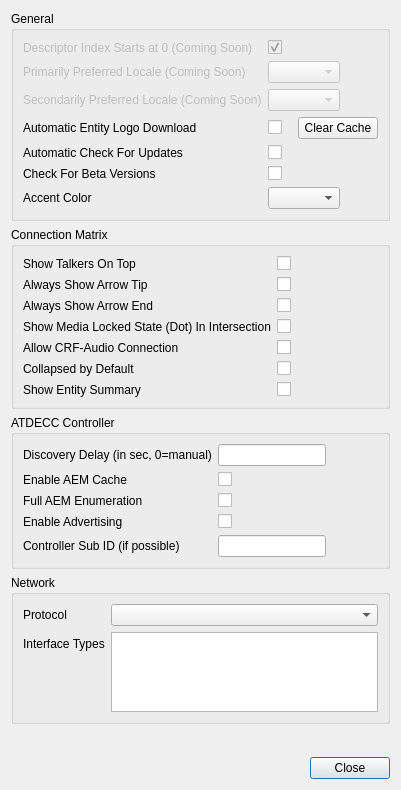
Above: src/settingsDialog.ui from christophe-calmejane/Hive before the change. Below: the same form after it.
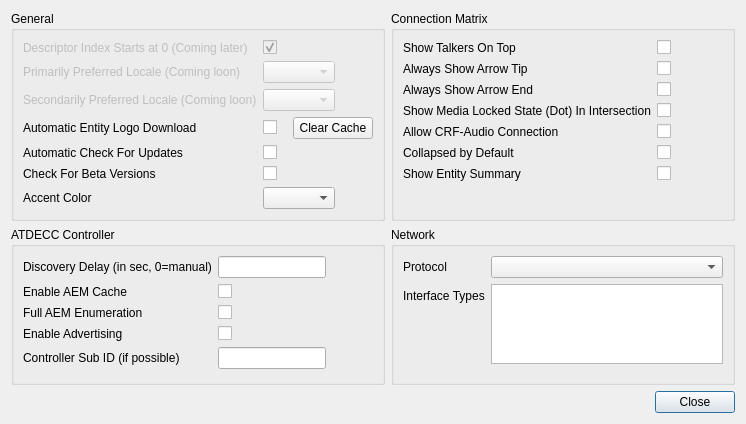
That is the form after the change. Custom widgets are drawn as their Qt base class.

Commit message: Updated settings dialog to fix on smaller screens

```diff
--- a/src/settingsDialog.ui
+++ b/src/settingsDialog.ui
@@ -6,8 +6,8 @@
    <rect>
     <x>0</x>
     <y>0</y>
-    <width>383</width>
-    <height>790</height>
+    <width>746</width>
+    <height>424</height>
    </rect>
   </property>
   <property name="sizePolicy">
@@ -25,8 +25,8 @@
   <property name="windowTitle">
    <string>Dialog</string>
   </property>
-  <layout class="QVBoxLayout" name="verticalLayout">
-   <item>
+  <layout class="QGridLayout" name="gridLayout_2">
+   <item row="0" column="0">
     <widget class="QGroupBox" name="groupBox">
      <property name="title">
       <string>General</string>
@@ -41,7 +41,7 @@
          <bool>false</bool>
         </property>
         <property name="text">
-         <string>Descriptor Index Starts at 0 (Coming Soon)</string>
+         <string>Descriptor Index Starts at 0 (Coming later)</string>
         </property>
        </widget>
       </item>
@@ -61,7 +61,7 @@
          <bool>false</bool>
         </property>
         <property name="text">
-         <string>Primarily Preferred Locale (Coming Soon)</string>
+         <string>Primarily Preferred Locale (Coming loon)</string>
         </property>
        </widget>
       </item>
@@ -78,7 +78,7 @@
          <bool>false</bool>
         </property>
         <property name="text">
-         <string>Secondarily Preferred Locale (Coming Soon)</string>
+         <string>Secondarily Preferred Locale (Coming loon)</string>
         </property>
        </widget>
       </item>
@@ -149,7 +149,7 @@
      </layout>
     </widget>
    </item>
-   <item>
+   <item row="0" column="1">
     <widget class="QGroupBox" name="groupBox_4">
      <property name="title">
       <string>Connection Matrix</string>
@@ -234,7 +234,7 @@
      </layout>
     </widget>
    </item>
-   <item>
+   <item row="1" column="0">
     <widget class="QGroupBox" name="groupBox_2">
      <property name="title">
       <string>ATDECC Controller</string>
@@ -323,7 +323,7 @@
      </layout>
     </widget>
    </item>
-   <item>
+   <item row="1" column="1">
     <widget class="QGroupBox" name="groupBox_3">
      <property name="title">
       <string>Network</string>
@@ -368,20 +368,7 @@
      </layout>
     </widget>
    </item>
-   <item>
-    <spacer name="verticalSpacer">
-     <property name="orientation">
-      <enum>Qt::Vertical</enum>
-     </property>
-     <property name="sizeHint" stdset="0">
-      <size>
-       <width>20</width>
-       <height>20</height>
-      </size>
-     </property>
-    </spacer>
-   </item>
-   <item>
+   <item row="2" column="1">
     <widget class="QDialogButtonBox" name="buttonBox">
      <property name="standardButtons">
       <set>QDialogButtonBox::Close</set>
```
